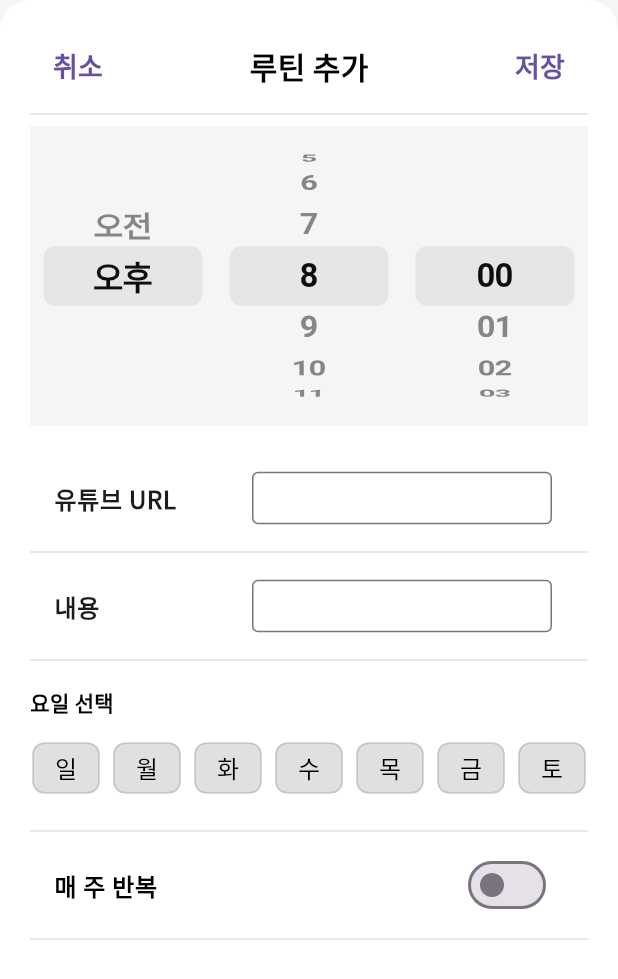
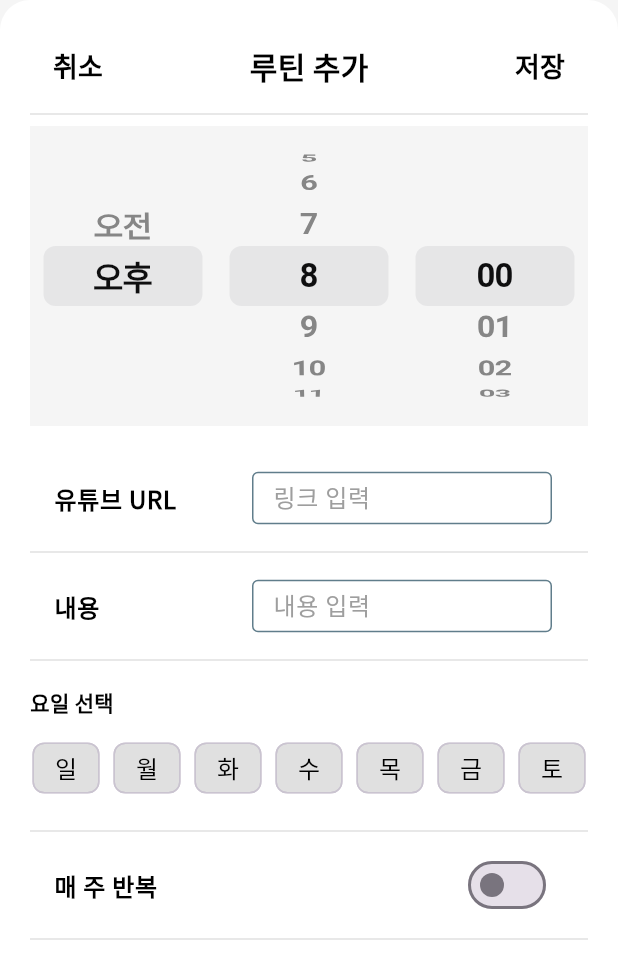
Before and after one commit to lbk00/youtube_routine_front, a Flutter app: the AddAlarmScreen widget shown alone on an empty page, opened directly, on a phone screen of 412 x 824 dp. Shown: the top 979 px of the screen. Run offline on Flutter 3.47's test engine with Material 3 defaults, Android fonts, the light colour scheme and no system bars; our stand-ins replace firebase_core, flutter_dotenv, google_fonts; accounts and stored records are empty; network calls fail.

Commit message:
루틴 추가 화면 수정

```diff
--- a/lib/screens/add_alarm_screen.dart
+++ b/lib/screens/add_alarm_screen.dart
@@ -95,7 +95,8 @@ class _AddAlarmScreenState extends State<AddAlarmScreen> {
         final responseData = jsonDecode(response.body);
         print("✅ 루틴 저장 성공: $responseData");
 
-        Navigator.pop(context, responseData);
+        // ✅ true 값을 반환하여 HomeScreen에서 fetchAlarms() 실행되도록 수정
+        Navigator.pop(context, true);
       } else {
         print("❌ 루틴 저장 실패: ${response.body}");
       }
@@ -122,12 +123,12 @@ class _AddAlarmScreenState extends State<AddAlarmScreen> {
             children: [
               TextButton(
                 onPressed: () => Navigator.pop(context),
-                child: Text('취소', style: TextStyle( fontSize: 18, fontWeight: FontWeight.bold)),
+                child: Text('취소', style: TextStyle(color: Colors.black, fontSize: 18, fontWeight: FontWeight.bold)),
               ),
               Text('루틴 추가', style: TextStyle(fontSize: 20, fontWeight: FontWeight.bold, color: Colors.black)),
               TextButton(
                 onPressed: _saveRoutine, // 저장 버튼 클릭 시 API 호출
-                child: Text('저장', style: TextStyle( fontSize: 18 , fontWeight: FontWeight.bold)),
+                child: Text('저장', style: TextStyle(color: Colors.black, fontSize: 18 , fontWeight: FontWeight.bold)),
               ),
             ],
           ),
@@ -187,31 +188,69 @@ class _AddAlarmScreenState extends State<AddAlarmScreen> {
 
           // 유튜브 URL 입력란
           ListTile(
-            title: Text('유튜브 URL', style: TextStyle(fontWeight: FontWeight.bold)),
+            title: Text('유튜브 URL', style: TextStyle(color: Colors.black, fontWeight: FontWeight.bold)),
             trailing: SizedBox(
               width: 200,
               height: 35,
               child: TextField(
                 controller: youtubeUrlController,
-                decoration: InputDecoration(border: OutlineInputBorder()),
+                onChanged: (value) {
+                  setState(() {
+                    if (value.isNotEmpty) {
+                      youtubeUrlError = null; // ✅ 값 입력 시 오류 메시지 초기화
+                    }
+                  });
+                },
+                decoration: InputDecoration(
+                  contentPadding: EdgeInsets.symmetric(vertical: 8, horizontal: 10),
+                  hintText: youtubeUrlError ?? '링크 입력', // ✅ 오류 발생 시 메시지로 변경
+                  hintStyle: TextStyle(color: youtubeUrlError != null ? Colors.red : Colors.grey),
+                  border: OutlineInputBorder(
+                    borderSide: BorderSide(color: youtubeUrlError != null ? Colors.red : Colors.blueGrey), // ✅ 기본은 blueGrey
+                  ),
+                  enabledBorder: OutlineInputBorder(
+                    borderSide: BorderSide(color: youtubeUrlError != null ? Colors.red : Colors.blueGrey),
+                  ),
+                  focusedBorder: OutlineInputBorder(
+                    borderSide: BorderSide(color: youtubeUrlError != null ? Colors.red : Colors.blueGrey , width: 2.0), // ✅ 포커스도 blueGrey
+                  ),
+                ),
+              ),
+            ),
+          ),
+
+          Divider(color: Colors.grey[300]),
+
+          // 내용 입력란
+          ListTile(
+            title: Text('내용', style: TextStyle(color: Colors.black, fontWeight: FontWeight.bold)),
+            trailing: SizedBox(
+              width: 200,
+              height: 35,
+              child: TextField(
+                controller: contentController,
+                decoration: InputDecoration(
+                  contentPadding: EdgeInsets.symmetric(vertical: 8, horizontal: 10),
+                  hintText: '내용 입력',
+                  hintStyle: TextStyle(color: Colors.grey),
+                  border: OutlineInputBorder(
+                    borderSide: BorderSide(color: Colors.blueGrey), // ✅ 기본 테두리 blueGrey
+                  ),
+                  enabledBorder: OutlineInputBorder(
+                    borderSide: BorderSide(color: Colors.blueGrey), // ✅ 비활성화 시 blueGrey
+                  ),
+                  focusedBorder: OutlineInputBorder(
+                    borderSide: BorderSide(color: Colors.blueGrey, width: 2.0), // ✅ 클릭(포커스) 시에도 blueGrey 유지
+                  ),
+                  errorBorder: OutlineInputBorder(
+                    borderSide: BorderSide(color: Colors.red), // ✅ 에러 발생 시만 빨간색
+                  ),
+                ),
               ),
             ),
           ),
           Divider(color: Colors.grey[300]),
 
-          // ✅ 내용 입력란
-          ListTile(
-            title: Text('내용', style: TextStyle(fontWeight: FontWeight.bold)),
-            trailing: SizedBox(
-              width: 200,
-              height: 35,
-              child: TextField(
-                controller: contentController,
-                decoration: InputDecoration(border: OutlineInputBorder()),
-              ),
-            ),
-          ),
-          Divider(color: Colors.grey[300]),
 
           // 요일 선택
           Padding(
```
